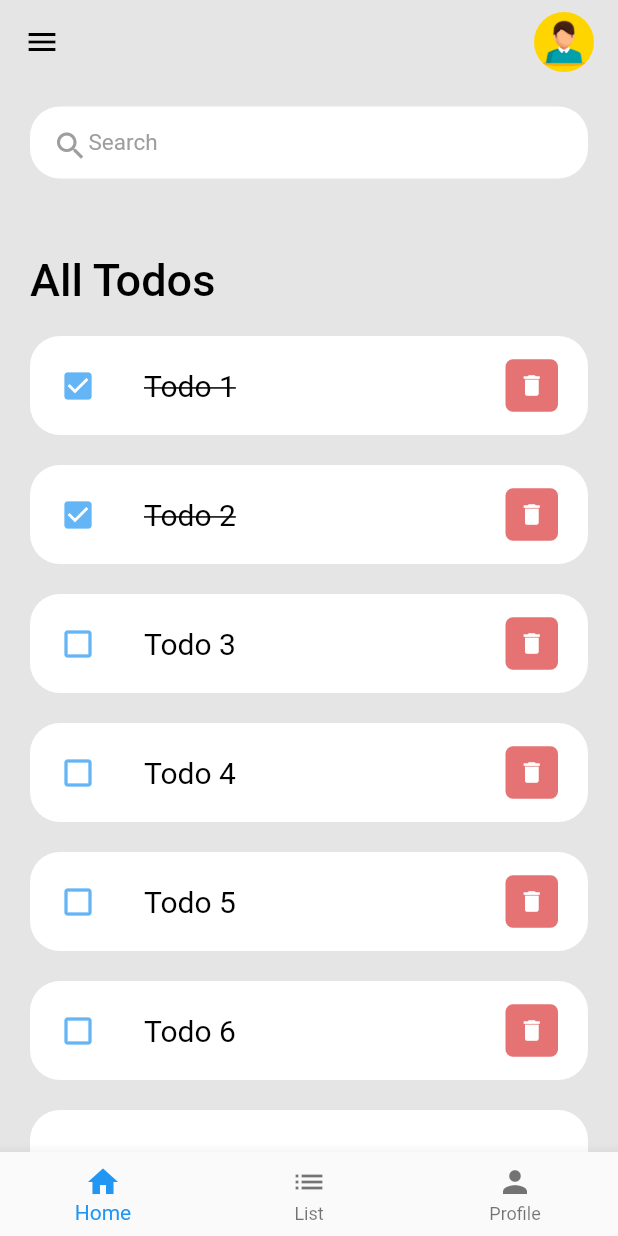
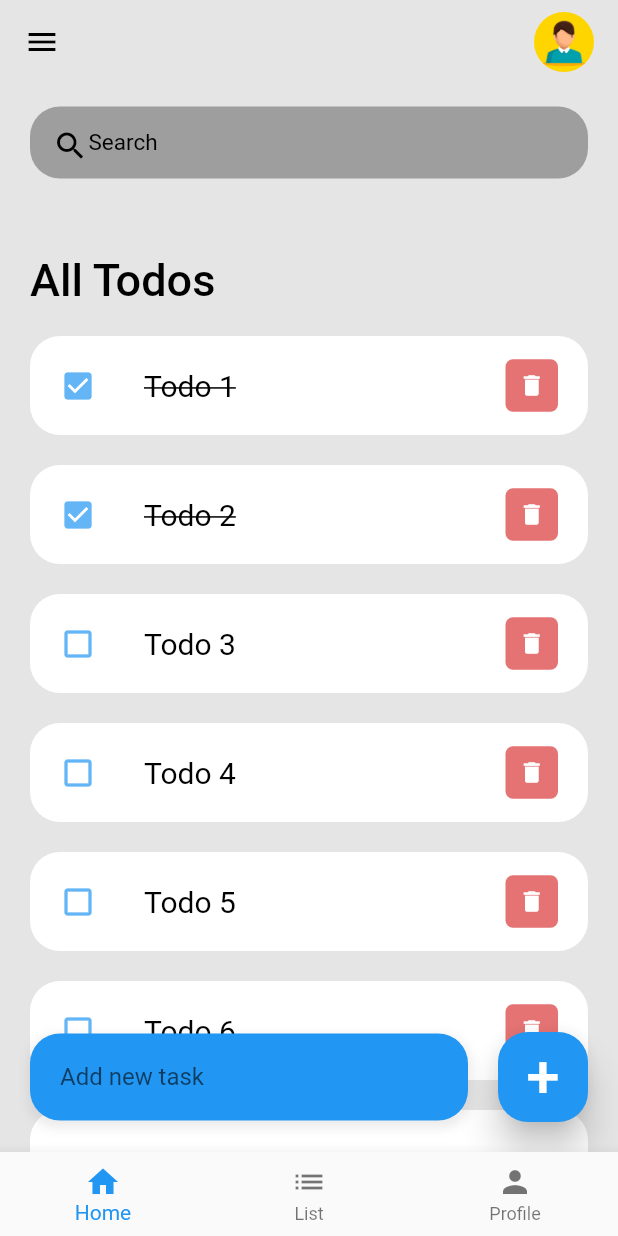
Before and after one commit to amjadjibon/todoapp, a Flutter app: the screen it shows after launch, on a phone screen of 412 x 824 dp. Run offline on Flutter 3.47's test engine with Material 2 defaults, Android fonts, the phone set to English and light mode, and no system bars.

Commit message:
add new task added

```diff
--- a/lib/pages/home.dart
+++ b/lib/pages/home.dart
@@ -25,7 +25,9 @@ class _HomeState extends State<Home> {
       backgroundColor: todoBGColor,
       appBar: const BuildAppbar(),
       bottomNavigationBar: buildBottomNavigationBar(),
-      body: Container(
+      body: Stack(
+        children: [
+          Container(
             padding: const EdgeInsets.symmetric(
               horizontal: 20,
               vertical: 15,
@@ -37,6 +39,78 @@ class _HomeState extends State<Home> {
               ],
             ),
           ),
+           _buildAddTask(),
+        ],
+      ),
+    );
+  }
+
+  Align _buildAddTask() {
+    return Align(
+          alignment: Alignment.bottomCenter,
+          child: Row(
+            children: [
+              Expanded(
+                child: Container(
+                  margin: const EdgeInsets.only(
+                    left: 20,
+                    right: 20,
+                    bottom: 20,
+                  ),
+                  padding: const EdgeInsets.symmetric(
+                    horizontal: 20,
+                    vertical: 5,
+                  ),
+                  decoration: BoxDecoration(
+                    color: Colors.blue,
+                    borderRadius: BorderRadius.circular(20),
+                    boxShadow: [
+                      BoxShadow(
+                        color: Colors.grey.withOpacity(0.2),
+                        spreadRadius: 2,
+                        blurRadius: 5,
+                        offset: const Offset(0, 3),
+                      ),
+                    ],
+                  ),
+                  child: const TextField(
+                    decoration: InputDecoration(
+                      hintText: 'Add new task',
+                      border: InputBorder.none,
+                    ),
+                  )
+                ),
+              ),
+              Container(
+                margin: const EdgeInsets.only(
+                  right: 20,
+                  bottom: 20,
+                ),
+                child: ElevatedButton(
+                  style: ElevatedButton.styleFrom(
+                    backgroundColor: Colors.blue,
+                    minimumSize: const Size(60, 60),
+                    elevation: 10,
+                    shape: const RoundedRectangleBorder(
+                      borderRadius: BorderRadius.all(
+                        Radius.circular(20),
+                      ),
+                    ),
+                  ),
+                  onPressed: () {
+                    print('Add new task');
+                  },
+                  child: const Text(
+                    '+',
+                    style: TextStyle(
+                      color: Colors.white,
+                      fontSize: 40,
+                    ),
+                  ),
+                ),
+              ),
+            ],
+          )
         );
   }
 
--- a/lib/widgets/search_box.dart
+++ b/lib/widgets/search_box.dart
@@ -4,7 +4,7 @@ Widget searchBox() {
   return Container(
     padding: const EdgeInsets.symmetric(horizontal: 15),
     decoration: BoxDecoration(
-      color: Colors.white,
+      color: Colors.grey,
       borderRadius: BorderRadius.circular(20),
     ),
     child: const TextField(
@@ -13,12 +13,12 @@ Widget searchBox() {
         border: InputBorder.none,
         hintText: 'Search',
         hintStyle: TextStyle(
-          color: Colors.grey,
+          color: Colors.black,
           fontSize: 15,
         ),
         prefixIcon: Icon(
           Icons.search,
-          color: Colors.grey,
+          color: Colors.black,
         ),
         prefixIconConstraints: BoxConstraints(
           maxHeight: 20,
```
Lines whose indentation alone changed are shown as unchanged.
